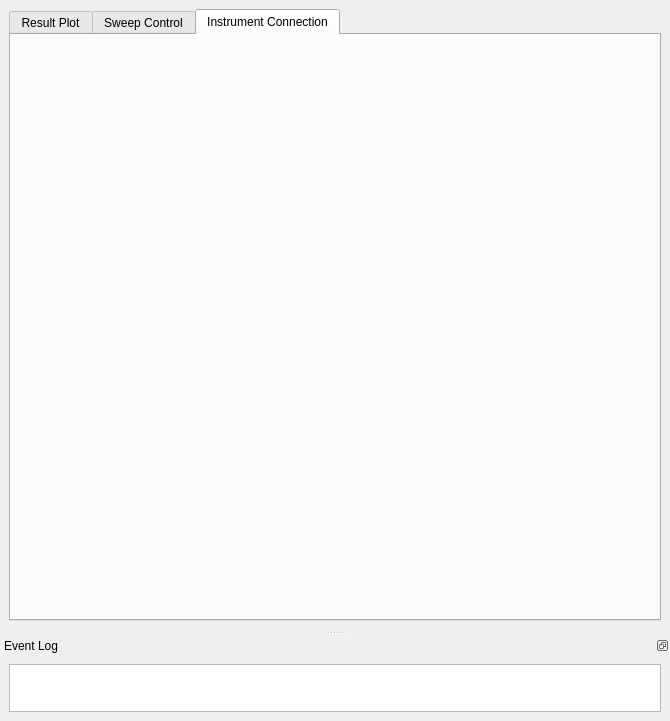
Old version of the form userInterface.ui in the repository AFMD/rs-tool.
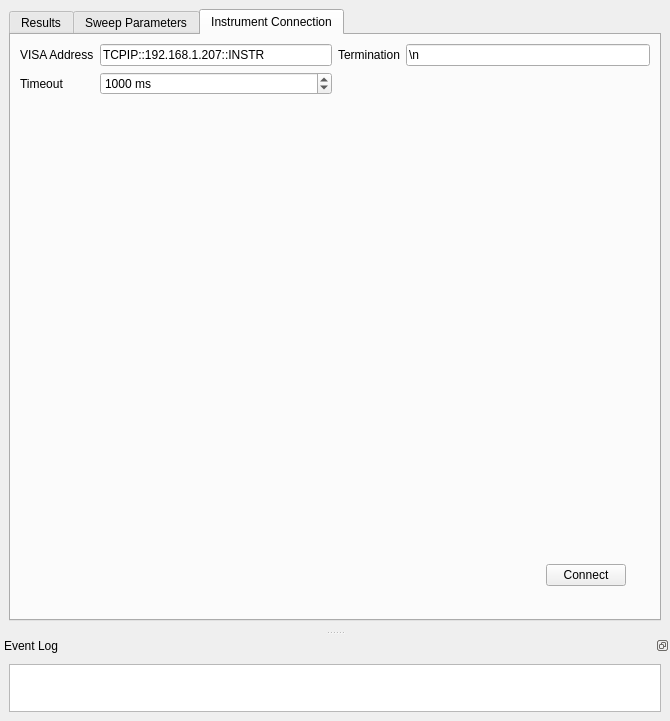
New version of the form. The open tabs and pages were chosen to show the change.

Commit message: polish * settings are now saved

What changed in the file:
```diff
--- a/userInterface.ui
+++ b/userInterface.ui
@@ -37,12 +37,12 @@
       </property>
       <widget class="QWidget" name="plotTab">
        <attribute name="title">
-        <string>Result Plot</string>
+        <string>Results</string>
        </attribute>
       </widget>
       <widget class="QWidget" name="sweepTab">
        <attribute name="title">
-        <string>Sweep Control</string>
+        <string>Sweep Parameters</string>
        </attribute>
        <layout class="QGridLayout" name="gridLayout_16">
         <item row="0" column="0">
@@ -248,6 +248,123 @@
        <attribute name="title">
         <string>Instrument Connection</string>
        </attribute>
+       <layout class="QGridLayout" name="gridLayout_5">
+        <item row="0" column="0">
+         <layout class="QGridLayout" name="gridLayout_3">
+          <item row="0" column="0">
+           <layout class="QFormLayout" name="formLayout_3">
+            <property name="fieldGrowthPolicy">
+             <enum>QFormLayout::AllNonFixedFieldsGrow</enum>
+            </property>
+            <item row="0" column="0">
+             <widget class="QLabel" name="visaAddressLabel">
+              <property name="text">
+               <string>VISA Address</string>
+              </property>
+             </widget>
+            </item>
+            <item row="0" column="1">
+             <widget class="QLineEdit" name="visaAddressLineEdit">
+              <property name="text">
+               <string>TCPIP::192.168.1.207::INSTR</string>
+              </property>
+             </widget>
+            </item>
+            <item row="1" column="0">
+             <widget class="QLabel" name="timeoutLabel">
+              <property name="text">
+               <string>Timeout</string>
+              </property>
+             </widget>
+            </item>
+            <item row="1" column="1">
+             <widget class="QSpinBox" name="timeoutSpinBox">
+              <property name="suffix">
+               <string> ms</string>
+              </property>
+              <property name="maximum">
+               <number>100000</number>
+              </property>
+              <property name="value">
+               <number>1000</number>
+              </property>
+             </widget>
+            </item>
+           </layout>
+          </item>
+          <item row="0" column="1">
+           <layout class="QFormLayout" name="formLayout_4">
+            <item row="0" column="0">
+             <widget class="QLabel" name="terminationLabel">
+              <property name="text">
+               <string>Termination</string>
+              </property>
+             </widget>
+            </item>
+            <item row="0" column="1">
+             <widget class="QLineEdit" name="terminationLineEdit">
+              <property name="text">
+               <string>\n</string>
+              </property>
+             </widget>
+            </item>
+           </layout>
+          </item>
+         </layout>
+        </item>
+        <item row="1" column="0" alignment="Qt::AlignRight|Qt::AlignBottom">
+         <widget class="QWidget" name="widget_2" native="true">
+          <property name="sizePolicy">
+           <sizepolicy hsizetype="Expanding" vsizetype="Expanding">
+            <horstretch>0</horstretch>
+            <verstretch>0</verstretch>
+           </sizepolicy>
+          </property>
+          <layout class="QHBoxLayout" name="horizontalLayout_3">
+           <item>
+            <widget class="QWidget" name="widget_3" native="true">
+             <property name="sizePolicy">
+              <sizepolicy hsizetype="Fixed" vsizetype="Fixed">
+               <horstretch>0</horstretch>
+               <verstretch>0</verstretch>
+              </sizepolicy>
+             </property>
+             <layout class="QGridLayout" name="gridLayout_6">
+              <property name="leftMargin">
+               <number>0</number>
+              </property>
+              <property name="topMargin">
+               <number>0</number>
+              </property>
+              <property name="rightMargin">
+               <number>15</number>
+              </property>
+              <property name="bottomMargin">
+               <number>15</number>
+              </property>
+              <item row="1" column="0">
+               <widget class="QPushButton" name="connectButton">
+                <property name="sizePolicy">
+                 <sizepolicy hsizetype="Fixed" vsizetype="Fixed">
+                  <horstretch>0</horstretch>
+                  <verstretch>0</verstretch>
+                 </sizepolicy>
+                </property>
+                <property name="text">
+                 <string>Connect</string>
+                </property>
+                <property name="autoDefault">
+                 <bool>true</bool>
+                </property>
+               </widget>
+              </item>
+             </layout>
+            </widget>
+           </item>
+          </layout>
+         </widget>
+        </item>
+       </layout>
       </widget>
      </widget>
     </item>
```
Left out of the diff: 47 changed lines with no effect on the pictures. The commit also changes 2 other files.
